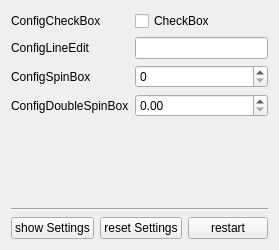
Old version of the form example/example.ui in the repository kolja-wagner/configwidgets.
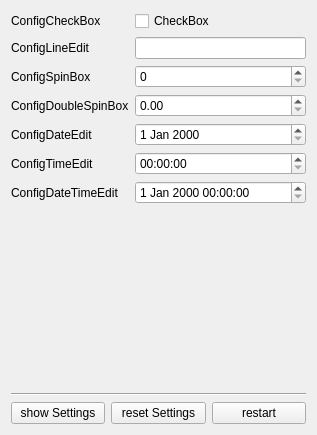
New version of the form. Custom widgets are drawn as their Qt base class.

Commit message: implement ConfigDateEdit, ConfigTimeEdit, ConfigDateTimeEdit

Diff of the .ui file:
```diff
--- a/example/example.ui
+++ b/example/example.ui
@@ -6,8 +6,8 @@
    <rect>
     <x>0</x>
     <y>0</y>
-    <width>263</width>
-    <height>250</height>
+    <width>317</width>
+    <height>435</height>
    </rect>
   </property>
   <property name="windowTitle">
@@ -60,6 +60,36 @@
      <item row="3" column="1">
       <widget class="ConfigDoubleSpinBox" name="doubleSpinBox"/>
      </item>
+     <item row="4" column="0">
+      <widget class="QLabel" name="configDateEditLabel">
+       <property name="text">
+        <string>ConfigDateEdit</string>
+       </property>
+      </widget>
+     </item>
+     <item row="4" column="1">
+      <widget class="ConfigDateEdit" name="dateEdit"/>
+     </item>
+     <item row="5" column="0">
+      <widget class="QLabel" name="configTimeEditLabel">
+       <property name="text">
+        <string>ConfigTimeEdit</string>
+       </property>
+      </widget>
+     </item>
+     <item row="5" column="1">
+      <widget class="ConfigTimeEdit" name="timeEdit"/>
+     </item>
+     <item row="6" column="0">
+      <widget class="QLabel" name="configDateTimeEditLabel">
+       <property name="text">
+        <string>ConfigDateTimeEdit</string>
+       </property>
+      </widget>
+     </item>
+     <item row="6" column="1">
+      <widget class="ConfigDateTimeEdit" name="dateTimeEdit"/>
+     </item>
     </layout>
    </item>
    <item>
@@ -70,7 +100,7 @@
      <property name="sizeHint" stdset="0">
       <size>
        <width>20</width>
-       <height>72</height>
+       <height>176</height>
       </size>
      </property>
     </spacer>
@@ -130,6 +160,21 @@
    <extends>QLineEdit</extends>
    <header>configwidgets.h</header>
   </customwidget>
+  <customwidget>
+   <class>ConfigDateEdit</class>
+   <extends>QDateEdit</extends>
+   <header>configwidgets.h</header>
+  </customwidget>
+  <customwidget>
+   <class>ConfigTimeEdit</class>
+   <extends>QTimeEdit</extends>
+   <header>configwidgets.h</header>
+  </customwidget>
+  <customwidget>
+   <class>ConfigDateTimeEdit</class>
+   <extends>QDateTimeEdit</extends>
+   <header>configwidgets.h</header>
+  </customwidget>
  </customwidgets>
  <resources/>
  <connections/>
```
The commit also changes 3 other files.
